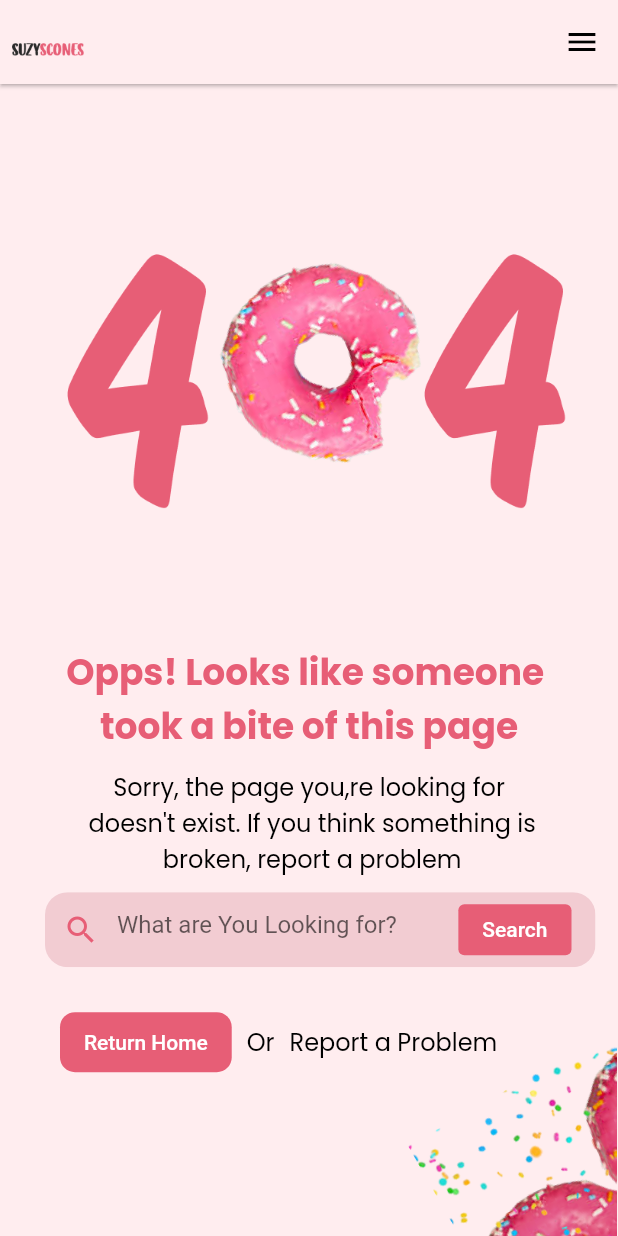
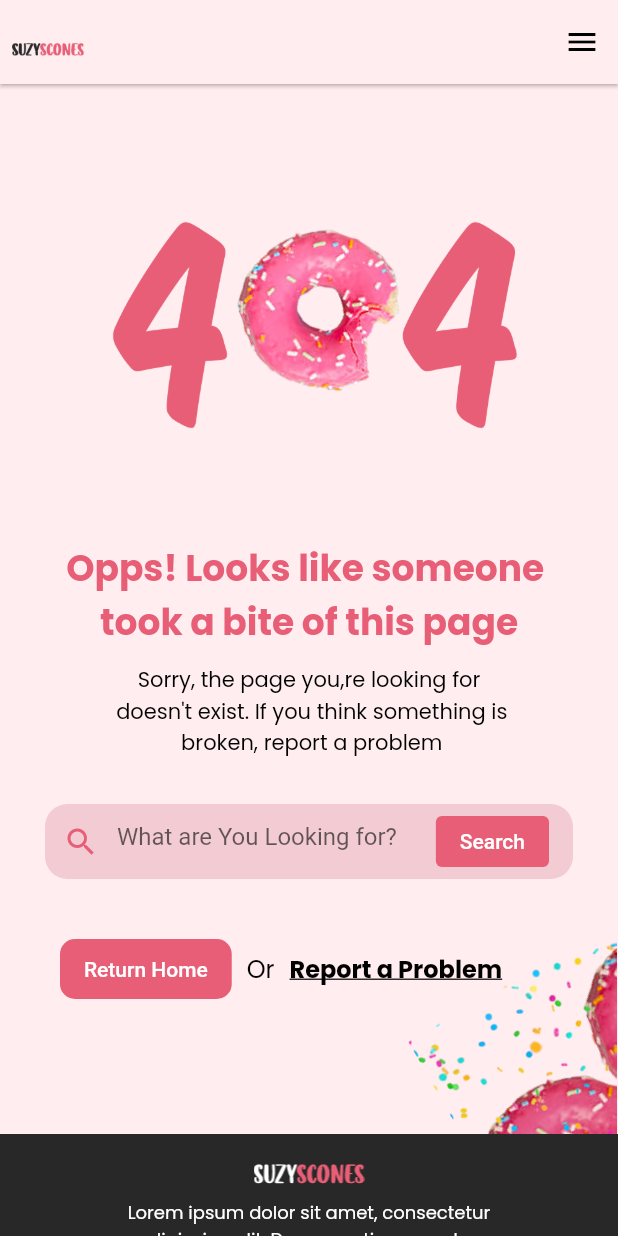
Before and after one commit to M-Flutter-Dart/404Page, a Flutter app: the screen it shows after launch, on a phone screen of 412 x 824 dp. Run offline on Flutter 3.47's test engine with Material 2 defaults, Android fonts, the phone set to English and light mode, and no system bars; our stand-ins replace google_fonts.

Commit message:
Resturant App 404 Page

```diff
--- a/lib/main.dart
+++ b/lib/main.dart
@@ -53,7 +53,7 @@
             children: [
               Column(
                 children: [
-                  Image.asset('assets/images/404.png'),
+                  Image.asset('assets/images/404.png', height: 300,),
                   SizedBox(
                     height: 400,
                     child: Stack(
@@ -79,7 +79,7 @@
                                         .textTheme
                                         .headlineMedium
                                         ?.copyWith(
-                                        color: Color(0xFFE75E76),
+                                        color: const Color(0xFFE75E76),
                                         fontWeight: FontWeight.bold,
                                         fontSize: 24),
                                   ),
@@ -90,7 +90,7 @@
                                         .textTheme
                                         .headlineMedium
                                         ?.copyWith(
-                                        color: Color(0xFFE75E76),
+                                        color: const Color(0xFFE75E76),
                                         fontWeight: FontWeight.bold,
                                         fontSize: 24),
                                   ),
@@ -109,7 +109,7 @@
                                         .headlineMedium
                                         ?.copyWith(
                                         fontWeight: FontWeight.normal,
-                                        fontSize: 16),
+                                        fontSize: 14),
                                   ),
                                   Text(
                                     " doesn\'t exist. If you think something is",
@@ -119,7 +119,7 @@
                                         .headlineMedium
                                         ?.copyWith(
                                         fontWeight: FontWeight.normal,
-                                        fontSize: 16),
+                                        fontSize: 14),
                                   ),
                                   Text(
                                     ' broken, report a problem',
@@ -129,22 +129,22 @@
                                         .headlineMedium
                                         ?.copyWith(
                                         fontWeight: FontWeight.normal,
-                                        fontSize: 16),
+                                        fontSize: 14),
                                   ),
                                 ],
                               ),
                               const SizedBox(
-                                height: 10,
+                                height: 30,
                               ),
                               Padding(
-                                padding: const EdgeInsets.only(left: 15),
+                                padding: const EdgeInsets.symmetric(horizontal: 15),
                                 child: ClipRRect(
                                   borderRadius: BorderRadius.circular(15),
                                   child: Container(
                                     color: const Color(0xFFF6F6F6),
                                     height: 50,
                                     child: TextField(
-                                      cursorColor: Color(0xFFE75E76),
+                                      cursorColor: const Color(0xFFE75E76),
                                       maxLines: null,
                                       decoration: InputDecoration(
                                           suffixIcon: Padding(
@@ -162,16 +162,16 @@
                                                     backgroundColor:
                                                     MaterialStatePropertyAll(
                                                         Color(0xFFE75E76))),
-                                                child: Text("Search"),
+                                                child: const Text("Search"),
                                               ),
                                             ),
                                           ),
-                                          prefixIcon: Icon(
+                                          prefixIcon: const Icon(
                                             Icons.search,
                                             color: Color(0xFFE75E76),
                                           ),
                                           hintText: 'What are You Looking for?',
-                                          fillColor: Color(0xFFE75E76)
+                                          fillColor: const Color(0xFFE75E76)
                                               .withOpacity(0.28),
                                           filled: true,
                                           border: InputBorder.none),
@@ -180,7 +180,7 @@
                                 ),
                               ),
                               const SizedBox(
-                                height: 30,
+                                height: 40,
                               ),
                               SizedBox(
                                 height: 40,
@@ -200,9 +200,9 @@
                                                       BorderRadius.circular(
                                                           10))),
                                               elevation:
-                                              MaterialStatePropertyAll(0),
+                                              const MaterialStatePropertyAll(0),
                                               backgroundColor:
-                                              MaterialStatePropertyAll(
+                                              const MaterialStatePropertyAll(
                                                   Color(0xFFE75E76))),
                                           child: const Text("Return Home"),
                                         ),
@@ -230,8 +230,8 @@
                                             .textTheme
                                             .headlineMedium
                                             ?.copyWith(
-                                            fontWeight: FontWeight.normal,
-                                            fontSize: 16),
+                                            fontWeight: FontWeight.bold,
+                                            fontSize: 16, decoration: TextDecoration.underline),
                                       ),
                                     ],
                                   ),
```
